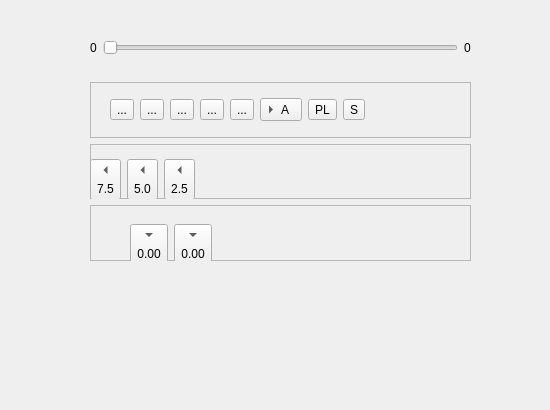
Old version of the form playercontrols.ui in the repository nemorami/nplayer.
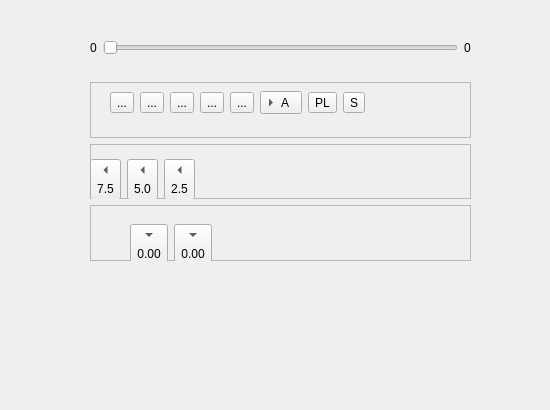
New version of the form. Icons and pictures are not drawn.

Patch:
```diff
--- a/playercontrols.ui
+++ b/playercontrols.ui
@@ -68,7 +68,7 @@
          <x>20</x>
          <y>0</y>
          <width>332</width>
-         <height>56</height>
+         <height>41</height>
         </rect>
        </property>
        <layout class="QHBoxLayout" name="lyFrameMain">
```
Left out of the diff: 4 changed lines with no effect on the pictures.
